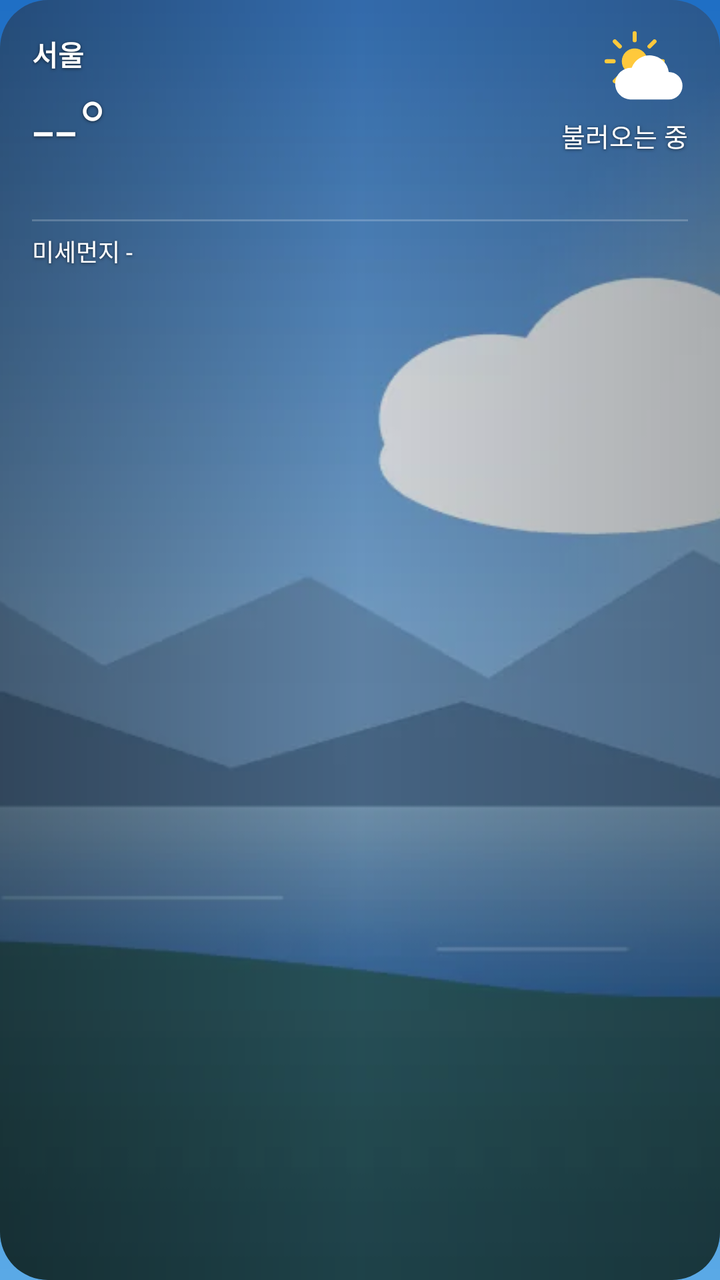
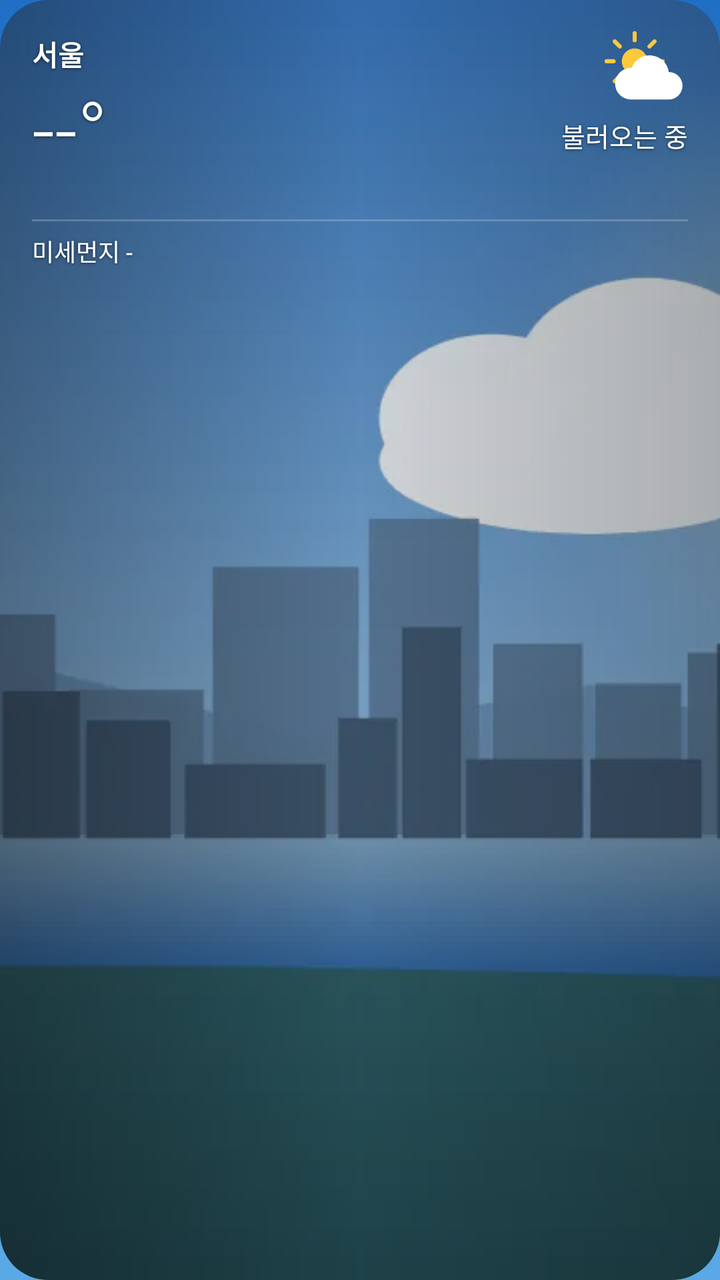

Compare the two renders of this Android layout. The source of the first and the diff that turns it into the second are given below.
<!-- AndroidManifest.xml: application theme AppTheme -->
<!-- res/layout/widget_large.xml -->
<?xml version="1.0" encoding="utf-8"?>
<FrameLayout xmlns:android="http://schemas.android.com/apk/res/android"
    android:id="@+id/root" android:layout_width="match_parent" android:layout_height="match_parent"
    android:background="@drawable/widget_clip" android:clipToOutline="true">
    <ImageView android:id="@+id/bg" android:layout_width="match_parent" android:layout_height="match_parent"
        android:scaleType="centerCrop" android:src="@drawable/scene_partly_day" android:importantForAccessibility="no"/>
    <ImageView android:id="@+id/scrim" android:layout_width="match_parent" android:layout_height="match_parent"
        android:scaleType="fitXY" android:src="@drawable/scrim" android:importantForAccessibility="no"/>
    <LinearLayout     android:id="@+id/content" android:layout_width="match_parent" android:layout_height="match_parent"
        android:orientation="vertical" android:paddingStart="16dp" android:paddingEnd="16dp" android:paddingTop="14dp" android:paddingBottom="8dp"
        >
        <LinearLayout android:layout_width="match_parent" android:layout_height="wrap_content" android:orientation="horizontal" android:gravity="center_vertical">
            <LinearLayout android:layout_width="0dp" android:layout_weight="1" android:layout_height="wrap_content" android:orientation="vertical">
                <TextView android:id="@+id/city" android:shadowColor="#99000000" android:shadowRadius="4" android:shadowDy="1" android:layout_width="match_parent" android:layout_height="wrap_content"
                    android:text="서울" android:textColor="#FFFFFF" android:textSize="14sp" android:textStyle="bold" android:maxLines="1" android:ellipsize="end"/>
                <TextView android:id="@+id/temp" android:shadowColor="#99000000" android:shadowRadius="4" android:shadowDy="1" android:layout_width="wrap_content" android:layout_height="wrap_content"
                    android:text="--°" android:textColor="#FFFFFF" android:textSize="40sp" android:fontFamily="sans-serif-light" android:maxLines="1"/>
            </LinearLayout>
            <LinearLayout android:layout_width="wrap_content" android:layout_height="wrap_content" android:orientation="vertical" android:gravity="end">
                <ImageView android:id="@+id/icon" android:layout_width="44dp" android:layout_height="44dp" android:src="@drawable/ic_w_partly_day"/>
                <TextView android:id="@+id/cond" android:shadowColor="#99000000" android:shadowRadius="4" android:shadowDy="1" android:layout_width="wrap_content" android:layout_height="wrap_content"
                    android:text="불러오는 중" android:textColor="#FFFFFF" android:textSize="13sp" android:maxLines="1"/>
                <TextView android:id="@+id/hl" android:shadowColor="#99000000" android:shadowRadius="4" android:shadowDy="1" android:layout_width="wrap_content" android:layout_height="wrap_content"
                    android:text="" android:textColor="#CCFFFFFF" android:textSize="12sp" android:maxLines="1"/>
            </LinearLayout>
        </LinearLayout>
        <LinearLayout android:id="@+id/hourly" android:layout_width="match_parent" android:layout_height="wrap_content"
            android:orientation="horizontal" android:layout_marginTop="8dp"/>
        <TextView android:layout_width="match_parent" android:layout_height="1dp" android:layout_marginTop="8dp" android:background="@drawable/divider"/>
        <TextView android:id="@+id/dust" android:shadowColor="#99000000" android:shadowRadius="4" android:shadowDy="1" android:layout_width="match_parent" android:layout_height="wrap_content"
            android:layout_marginTop="6dp" android:text="미세먼지 -" android:textColor="#FFFFFF" android:textSize="12sp" android:maxLines="1"/>
        <LinearLayout android:id="@+id/daily" android:layout_width="match_parent" android:layout_height="0dp" android:layout_weight="1"
            android:orientation="vertical" android:layout_marginTop="4dp"/>
        <TextView android:id="@+id/updated" android:shadowColor="#99000000" android:shadowRadius="4" android:shadowDy="1" android:layout_width="match_parent" android:layout_height="wrap_content"
            android:text="" android:textColor="#99FFFFFF" android:textSize="10sp" android:gravity="end" android:maxLines="1"/>
    </LinearLayout>
</FrameLayout>
<!-- resources referenced by this layout -->
<resources>
  <!-- drawable divider (drawable) -->
  <?xml version="1.0" encoding="utf-8"?>
  <shape xmlns:android="http://schemas.android.com/apk/res/android"><solid android:color="#33FFFFFF"/></shape>
  <!-- drawable ic_w_partly_day (drawable) -->
  <?xml version="1.0" encoding="utf-8"?>
  <vector xmlns:android="http://schemas.android.com/apk/res/android" android:width="64dp" android:height="64dp" android:viewportWidth="64" android:viewportHeight="64"><group android:translateX="-2" android:translateY="-3" android:scaleX="0.85" android:scaleY="0.85"><path android:fillColor="#FFC93C" android:pathData="M32,21a11,11 0,1 1,0 22a11,11 0,1 1,0 -22z"/><path android:strokeColor="#FFC93C" android:strokeWidth="3.5" android:strokeLineCap="round" android:pathData="M32,14L32,8M32,56L32,50M14,32L8,32M56,32L50,32M19.3,19.3L15,15M44.7,44.7L49,49M44.7,19.3L49,15M19.3,44.7L15,49"/></group><group android:translateX="4" android:translateY="6" android:scaleX="1" android:scaleY="1"><path android:fillColor="#FFFFFF" android:pathData="M18,46h28a10,10 0,0 0,0 -20a14,14 0,0 0,-27 -3A11,11 0,0 0,18 46z"/></group></vector>
  <!-- drawable scene_partly_day: webp bitmap (drawable-nodpi, 12352 bytes) -->
  <!-- drawable scrim (drawable) -->
  <?xml version="1.0" encoding="utf-8"?>
  <shape xmlns:android="http://schemas.android.com/apk/res/android" android:shape="rectangle"><gradient android:angle="0" android:startColor="#66000000" android:centerColor="#26000000" android:endColor="#4D000000"/></shape>
  <!-- drawable widget_clip (drawable) -->
  <?xml version="1.0" encoding="utf-8"?>
  <shape xmlns:android="http://schemas.android.com/apk/res/android" android:shape="rectangle"><corners android:radius="24dp"/><solid android:color="#01000000"/></shape>
  <style name="AppTheme" parent="android:Theme.Material.NoActionBar">
      <item name="android:windowBackground">@drawable/ic_launcher_bg</item>
      <item name="android:statusBarColor">#1F6FC5</item>
      <item name="android:navigationBarColor">#5AA9E6</item>
    </style>
  <!-- drawable ic_launcher_bg (drawable) -->
  <?xml version="1.0" encoding="utf-8"?>
  <shape xmlns:android="http://schemas.android.com/apk/res/android"><gradient android:angle="270" android:startColor="#1F6FC5" android:endColor="#5AA9E6"/></shape>
</resources>

<!-- the commit's change to res/layout/widget_large.xml (unified diff, before → after) -->
@@ -3,7 +3,7 @@
     android:id="@+id/root" android:layout_width="match_parent" android:layout_height="match_parent"
     android:background="@drawable/widget_clip" android:clipToOutline="true">
     <ImageView android:id="@+id/bg" android:layout_width="match_parent" android:layout_height="match_parent"
-        android:scaleType="centerCrop" android:src="@drawable/scene_partly_day" android:importantForAccessibility="no"/>
+        android:scaleType="centerCrop" android:src="@drawable/scene_city_partly_day" android:importantForAccessibility="no"/>
     <ImageView android:id="@+id/scrim" android:layout_width="match_parent" android:layout_height="match_parent"
         android:scaleType="fitXY" android:src="@drawable/scrim" android:importantForAccessibility="no"/>
     <LinearLayout     android:id="@+id/content" android:layout_width="match_parent" android:layout_height="match_parent"
<!-- resource entries referenced after the edit -->
@@ -6,7 +6,7 @@
   <!-- drawable ic_w_partly_day (drawable) -->
   <?xml version="1.0" encoding="utf-8"?>
   <vector xmlns:android="http://schemas.android.com/apk/res/android" android:width="64dp" android:height="64dp" android:viewportWidth="64" android:viewportHeight="64"><group android:translateX="-2" android:translateY="-3" android:scaleX="0.85" android:scaleY="0.85"><path android:fillColor="#FFC93C" android:pathData="M32,21a11,11 0,1 1,0 22a11,11 0,1 1,0 -22z"/><path android:strokeColor="#FFC93C" android:strokeWidth="3.5" android:strokeLineCap="round" android:pathData="M32,14L32,8M32,56L32,50M14,32L8,32M56,32L50,32M19.3,19.3L15,15M44.7,44.7L49,49M44.7,19.3L49,15M19.3,44.7L15,49"/></group><group android:translateX="4" android:translateY="6" android:scaleX="1" android:scaleY="1"><path android:fillColor="#FFFFFF" android:pathData="M18,46h28a10,10 0,0 0,0 -20a14,14 0,0 0,-27 -3A11,11 0,0 0,18 46z"/></group></vector>
-  <!-- drawable scene_partly_day: webp bitmap (drawable-nodpi, 12352 bytes) -->
+  <!-- drawable scene_city_partly_day: webp bitmap (drawable-nodpi, 11420 bytes) -->
   <!-- drawable scrim (drawable) -->
   <?xml version="1.0" encoding="utf-8"?>
   <shape xmlns:android="http://schemas.android.com/apk/res/android" android:shape="rectangle"><gradient android:angle="0" android:startColor="#66000000" android:centerColor="#26000000" android:endColor="#4D000000"/></shape>
